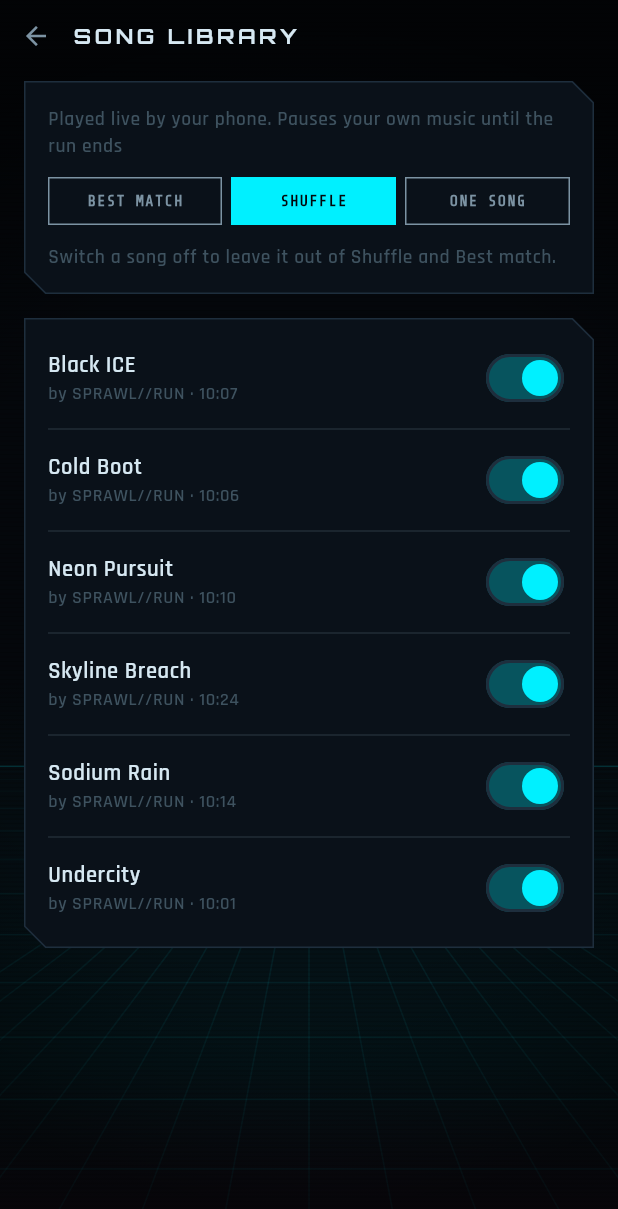
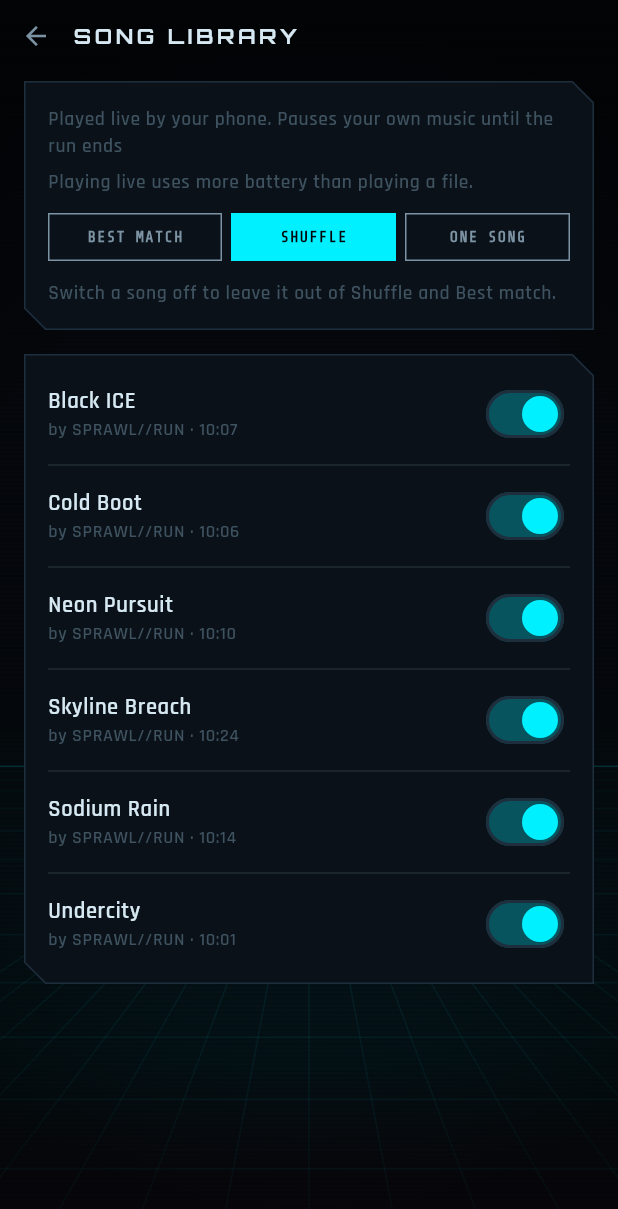
Before and after one commit to jbinder/sprawlrun, a Flutter app: the SongLibraryScreen screen opened directly, after a tap on "SHUFFLE", on a phone screen of 412 x 824 dp. Shown: the top 1209 px of the screen. Run offline on Flutter 3.47's test engine with Material 3 defaults, Android fonts, the light colour scheme and no system bars; our stand-ins replace flutter_local_notifications, flutter_tts, geolocator, just_audio, package_info_plus, share_plus and 2 more; missing offline and left inert: audio_session, file_selector; generated files the repository leaves out were written again; statements that could not run were skipped.

Commit message:
Note the battery use of live music in the song library

```diff
--- a/lib/l10n/app_en.arb
+++ b/lib/l10n/app_en.arb
@@ -1977,6 +1977,10 @@
   "@musicSongLibrary": {
     "description": "Run music choice, and the name of the screen listing the songs the phone can play live."
   },
+  "musicBatteryNote": "Playing live uses more battery than playing a file.",
+  "@musicBatteryNote": {
+    "description": "At the top of the song library. The phone generates the music as it plays, which costs more battery than playing an audio file from a folder."
+  },
   "musicOneSong": "One song",
   "@musicOneSong": {
     "description": "How the song library plays: the one song the runner picks, repeating."
--- a/lib/l10n/app_es.arb
+++ b/lib/l10n/app_es.arb
@@ -400,6 +400,7 @@
     "musicFolderRandom": "Orden aleatorio",
     "musicFolderEmpty": "No hay música en tu carpeta, así que las carreras seguirán sin ella.",
     "musicSongLibrary": "Biblioteca de canciones",
+    "musicBatteryNote": "Tocar en directo gasta más batería que reproducir un archivo.",
     "musicOneSong": "Una canción",
     "musicLibraryAuto": "{mode}, {songs}",
     "musicSongsIn": "{kept} de {total} canciones",
--- a/lib/screens/song_library_screen.dart
+++ b/lib/screens/song_library_screen.dart
@@ -57,6 +57,8 @@ class SongLibraryScreen extends StatelessWidget {
                         crossAxisAlignment: CrossAxisAlignment.start,
                         children: [
                           Text(l.musicLibraryNote, style: CyType.body(size: 13, color: Cy.ghost, height: 1.4)),
+                          const SizedBox(height: 6),
+                          Text(l.musicBatteryNote, style: CyType.body(size: 13, color: Cy.ghost, height: 1.4)),
                           const SizedBox(height: 12),
                           _ModeRow(
                             value: auto ? profile.music : _one,
```
Also changed, not shown: 2 other files.
